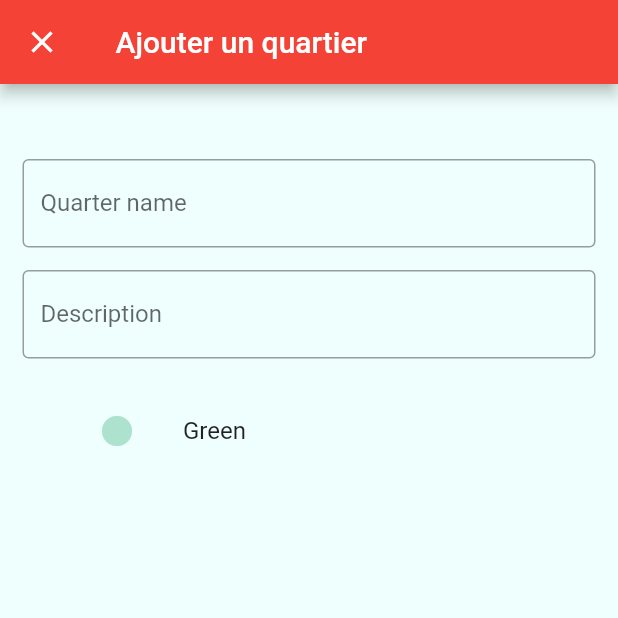
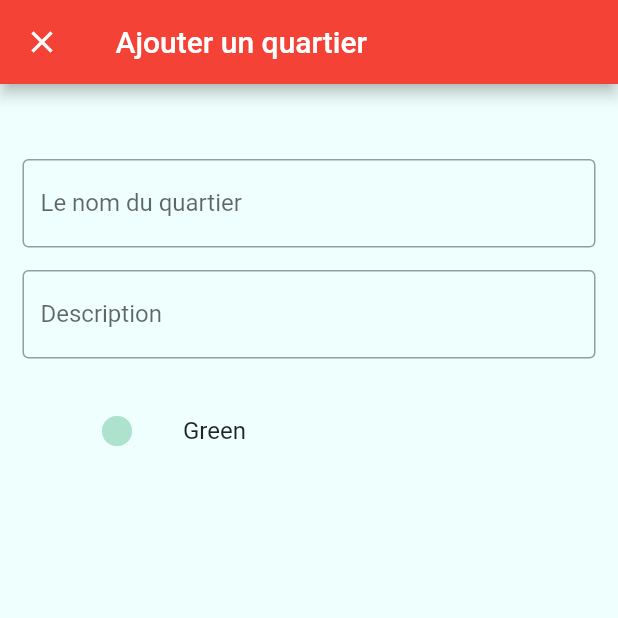
Before and after one commit to enyo10/otis, a Flutter app: the LivingQuarterList screen opened directly, after a tap on the "add" icon, on a phone screen of 412 x 824 dp, the top half of it. Run offline on Flutter 3.47's test engine with Material 2 defaults, Android fonts, the phone set to English and light mode, and no system bars; our stand-ins replace animated_text_kit, month_picker_dialog, shared_preferences, sqflite; missing offline and left inert: sqflite_migration; accounts and stored records are empty.

Commit message:
Quarter list code modification

```diff
--- a/lib/main.dart
+++ b/lib/main.dart
@@ -1,7 +1,7 @@
 import 'package:flutter/foundation.dart';
 import 'package:flutter/material.dart';
 import 'package:otis/screens/home.dart';
-import 'package:otis/screens/settings.dart';
+import 'package:otis/screens/profil.dart';
 import 'package:shared_preferences/shared_preferences.dart';
 
 import 'helper.dart';
--- a/lib/models/sql_helper.dart
+++ b/lib/models/sql_helper.dart
@@ -12,10 +12,10 @@ class SQLHelper {
   static const String _rents = "rents";
 
   static Future<void> _onCreateTables(sql.Database database) async {
-
     await database.execute("""CREATE TABLE $_livingQuarters(
      id INTEGER PRIMARY KEY AUTOINCREMENT NOT NULL,
      name TEXT,
+     desc TEXT,
      color TEXT  )
     """);
 
@@ -56,8 +56,6 @@ class SQLHelper {
     ON UPDATE CASCADE
     ON DELETE CASCADE)
     """);
-
-
 
     await database.execute("""CREATE TABLE $_occupants(
         id INTEGER PRIMARY KEY AUTOINCREMENT NOT NULL,
@@ -102,6 +100,25 @@ class SQLHelper {
         await _onCreateTables(database);
       },
     );
+  }
+
+  static Future<List<Map<String, dynamic>>> getLivingQuarters() async {
+    final db = await SQLHelper._db();
+    return db.query(_livingQuarters, orderBy: "id");
+  }
+
+  static Future<int> insertLivingQuarter(
+      String quarterName, String desc, String color) async {
+    final db = await SQLHelper._db();
+
+    final data = {'name': quarterName, 'desc': desc, 'color': color};
+
+    final id = await db.insert(_livingQuarters, data,
+        conflictAlgorithm: sql.ConflictAlgorithm.replace);
+    if (kDebugMode) {
+      print(" Quarter with $id inserted");
+    }
+    return id;
   }
 
   // Create new apartment(journal)
@@ -247,24 +264,7 @@ class SQLHelper {
         where: "lodging_id = ?", whereArgs: [lodgingId], limit: 1);
   }
 
-  static Future<List<Map<String, dynamic>>> getLivingQuarters() async {
-    final db = await SQLHelper._db();
-    return db.query(_livingQuarters, orderBy: "id");
-  }
 
-  static Future<int> insertLivingQuarter(
-      String quarterName, String color) async {
-    final db = await SQLHelper._db();
-
-    final data = {'name': quarterName, 'color': color};
-
-    final id = await db.insert(_livingQuarters, data,
-        conflictAlgorithm: sql.ConflictAlgorithm.replace);
-    if (kDebugMode) {
-      print(" Quarter with $id inserted");
-    }
-    return id;
-  }
 
   static Future<int> insertBuilding(
       String buildingName, String color, int quarterId) async {
--- a/lib/widgets/add_quarter.dart
+++ b/lib/widgets/add_quarter.dart
@@ -11,7 +11,6 @@ class AddQuarter extends StatefulWidget {
 }
 
 class _AddQuarterState extends State<AddQuarter> {
-
   var _selectedColorData = colorMap.entries.first;
   final quarterNameController = TextEditingController();
   final quarterDescriptionController = TextEditingController();
@@ -27,11 +26,11 @@ class _AddQuarterState extends State<AddQuarter> {
         onPressed: () {
           var name = quarterNameController.text;
           var desc = quarterDescriptionController.text;
-          if (name.isNotEmpty && name.length > 2) {
+          if (name.isNotEmpty && name.length > 1) {
             setState(() {
               isSaving = true;
             });
-            SQLHelper.insertLivingQuarter(name, _selectedColorData.key)
+            SQLHelper.insertLivingQuarter(name, desc, _selectedColorData.key)
                 .whenComplete(() => Navigator.pop(context, true));
           }
         },
@@ -50,8 +49,8 @@ class _AddQuarterState extends State<AddQuarter> {
               controller: quarterNameController,
               decoration: const InputDecoration(
                   border: OutlineInputBorder(),
-                  labelText: 'Quarter name',
-                  hintText: 'Enter description'),
+                  labelText: 'Le nom du quartier',
+                  hintText: 'Enter le nom'),
             ),
           ),
           Padding(
@@ -76,8 +75,7 @@ class _AddQuarterState extends State<AddQuarter> {
                 Icons.lens,
                 color: _selectedColorData.value,
               ),
-              title: Text(
-                  _selectedColorData.key),
+              title: Text(_selectedColorData.key),
               onTap: () {
                 showDialog<Widget>(
                   context: context,
@@ -85,9 +83,7 @@ class _AddQuarterState extends State<AddQuarter> {
                   builder: (BuildContext context) {
                     return _pickColor();
                   },
-                ).then((dynamic value) => setState(() {
-
-                    }));
+                ).then((dynamic value) => setState(() {}));
               },
             ),
           ),
@@ -103,7 +99,6 @@ class _AddQuarterState extends State<AddQuarter> {
           child: ListView.builder(
             padding: const EdgeInsets.all(0),
             itemCount: colorMap.length - 1,
-
             itemBuilder: (BuildContext context, int index) {
               var colorData = colorMap.entries.elementAt(index);
 
--- a/pubspec.yaml
+++ b/pubspec.yaml
@@ -69,9 +69,9 @@ flutter:
   uses-material-design: true
 
   # To add assets to your application, add an assets section, like this:
-  # assets:
-  #   - images/a_dot_burr.jpeg
-  #   - images/a_dot_ham.jpeg
+  assets:
+    - assets/icons/icon.png
+
 
   # An image asset can refer to one or more resolution-specific "variants", see
   # https://flutter.dev/assets-and-images/#resolution-aware.
```
Also changed, not shown: lib/models/living_quarter.dart (+7 -2 lines), lib/screens/home.dart (+27 -5 lines), lib/screens/living_quarter_list.dart (+23 -16 lines), lib/screens/profil.dart (renamed from lib/screens/settings.dart, +9 -0 lines), pubspec.lock.
